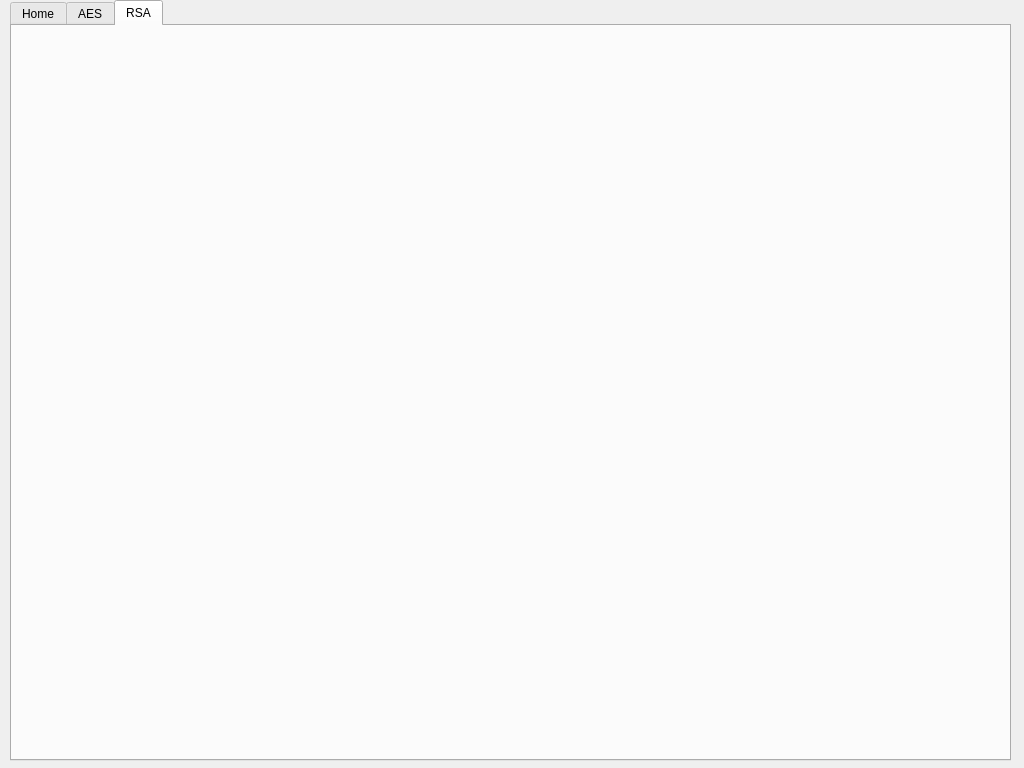
Old version of the form mainwindow.ui in the repository PU-Crypto/GUI.
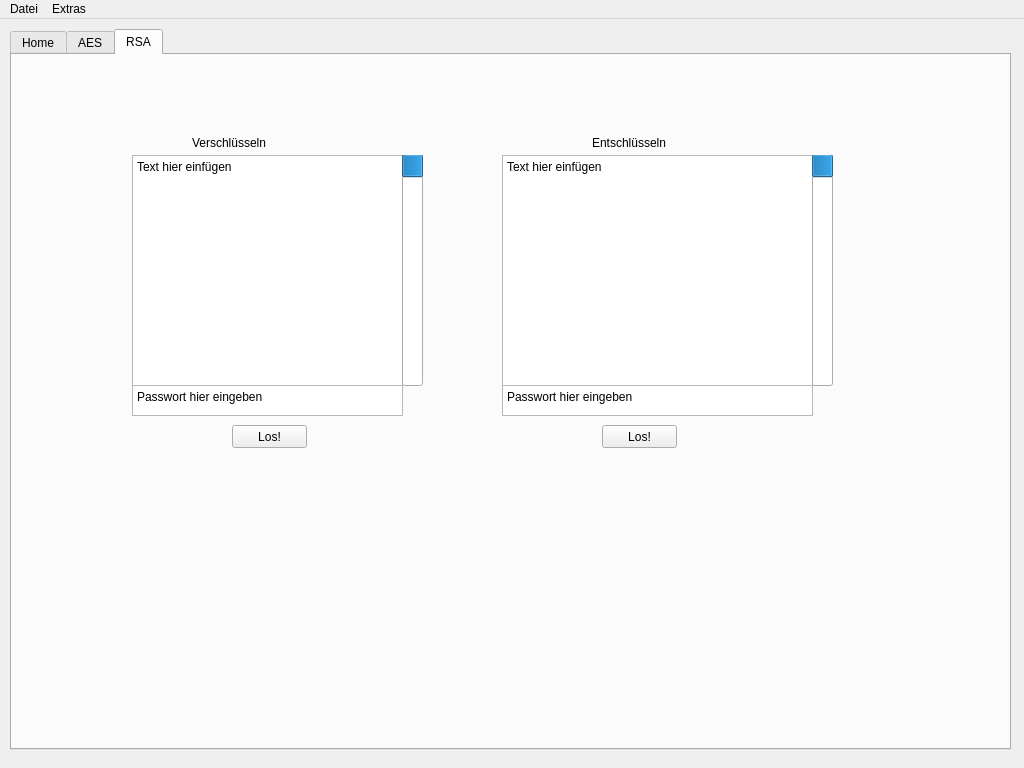
New version of the form. The open tabs and pages were chosen to show the change.

Commit message:
Layout fertig gestellt
Layout fertig gestellt

```diff
--- a/mainwindow.ui
+++ b/mainwindow.ui
@@ -18,9 +18,9 @@
     <property name="geometry">
      <rect>
       <x>10</x>
-      <y>0</y>
+      <y>10</y>
       <width>1001</width>
-      <height>761</height>
+      <height>721</height>
      </rect>
     </property>
     <property name="currentIndex">
@@ -53,9 +53,187 @@
      <attribute name="title">
       <string>RSA</string>
      </attribute>
+     <widget class="QPushButton" name="pushButton_2">
+      <property name="geometry">
+       <rect>
+        <x>590</x>
+        <y>370</y>
+        <width>75</width>
+        <height>23</height>
+       </rect>
+      </property>
+      <property name="text">
+       <string>Los!</string>
+      </property>
+     </widget>
+     <widget class="QPushButton" name="pushButton_3">
+      <property name="geometry">
+       <rect>
+        <x>220</x>
+        <y>370</y>
+        <width>75</width>
+        <height>23</height>
+       </rect>
+      </property>
+      <property name="text">
+       <string>Los!</string>
+      </property>
+     </widget>
+     <widget class="QPlainTextEdit" name="plainTextEdit">
+      <property name="geometry">
+       <rect>
+        <x>120</x>
+        <y>100</y>
+        <width>271</width>
+        <height>231</height>
+       </rect>
+      </property>
+      <property name="plainText">
+       <string>Text hier einfügen</string>
+      </property>
+     </widget>
+     <widget class="QPlainTextEdit" name="plainTextEdit_2">
+      <property name="geometry">
+       <rect>
+        <x>120</x>
+        <y>330</y>
+        <width>271</width>
+        <height>31</height>
+       </rect>
+      </property>
+      <property name="plainText">
+       <string>Passwort hier eingeben</string>
+      </property>
+     </widget>
+     <widget class="QPlainTextEdit" name="plainTextEdit_3">
+      <property name="geometry">
+       <rect>
+        <x>490</x>
+        <y>100</y>
+        <width>311</width>
+        <height>231</height>
+       </rect>
+      </property>
+      <property name="plainText">
+       <string>Text hier einfügen</string>
+      </property>
+     </widget>
+     <widget class="QPlainTextEdit" name="plainTextEdit_4">
+      <property name="geometry">
+       <rect>
+        <x>490</x>
+        <y>330</y>
+        <width>311</width>
+        <height>31</height>
+       </rect>
+      </property>
+      <property name="plainText">
+       <string>Passwort hier eingeben</string>
+      </property>
+     </widget>
+     <widget class="QLabel" name="label">
+      <property name="geometry">
+       <rect>
+        <x>180</x>
+        <y>80</y>
+        <width>111</width>
+        <height>16</height>
+       </rect>
+      </property>
+      <property name="text">
+       <string>Verschlüsseln</string>
+      </property>
+     </widget>
+     <widget class="QLabel" name="label_2">
+      <property name="geometry">
+       <rect>
+        <x>580</x>
+        <y>80</y>
+        <width>121</width>
+        <height>16</height>
+       </rect>
+      </property>
+      <property name="text">
+       <string>Entschlüsseln</string>
+      </property>
+     </widget>
+     <widget class="QProgressBar" name="progressBar">
+      <property name="geometry">
+       <rect>
+        <x>390</x>
+        <y>100</y>
+        <width>21</width>
+        <height>231</height>
+       </rect>
+      </property>
+      <property name="minimum">
+       <number>0</number>
+      </property>
+      <property name="maximum">
+       <number>100</number>
+      </property>
+      <property name="value">
+       <number>10</number>
+      </property>
+      <property name="orientation">
+       <enum>Qt::Vertical</enum>
+      </property>
+      <property name="invertedAppearance">
+       <bool>true</bool>
+      </property>
+     </widget>
+     <widget class="QProgressBar" name="progressBar_2">
+      <property name="geometry">
+       <rect>
+        <x>800</x>
+        <y>100</y>
+        <width>21</width>
+        <height>231</height>
+       </rect>
+      </property>
+      <property name="minimum">
+       <number>0</number>
+      </property>
+      <property name="maximum">
+       <number>100</number>
+      </property>
+      <property name="value">
+       <number>10</number>
+      </property>
+      <property name="orientation">
+       <enum>Qt::Vertical</enum>
+      </property>
+      <property name="invertedAppearance">
+       <bool>true</bool>
+      </property>
+     </widget>
     </widget>
    </widget>
   </widget>
+  <widget class="QMenuBar" name="menuBar">
+   <property name="geometry">
+    <rect>
+     <x>0</x>
+     <y>0</y>
+     <width>1024</width>
+     <height>21</height>
+    </rect>
+   </property>
+   <widget class="QMenu" name="datei">
+    <property name="title">
+     <string>Datei</string>
+    </property>
+    <addaction name="testEntry"/>
+   </widget>
+   <widget class="QMenu" name="menuExtras">
+    <property name="title">
+     <string>Extras</string>
+    </property>
+    <addaction name="testEntry_2"/>
+   </widget>
+   <addaction name="datei"/>
+   <addaction name="menuExtras"/>
+  </widget>
   <action name="testEntry">
    <property name="text">
     <string>Punkte folgen ggf</string>
```
Left out of the diff: 15 changed lines with no effect on the pictures. The commit also changes 1 other file.
